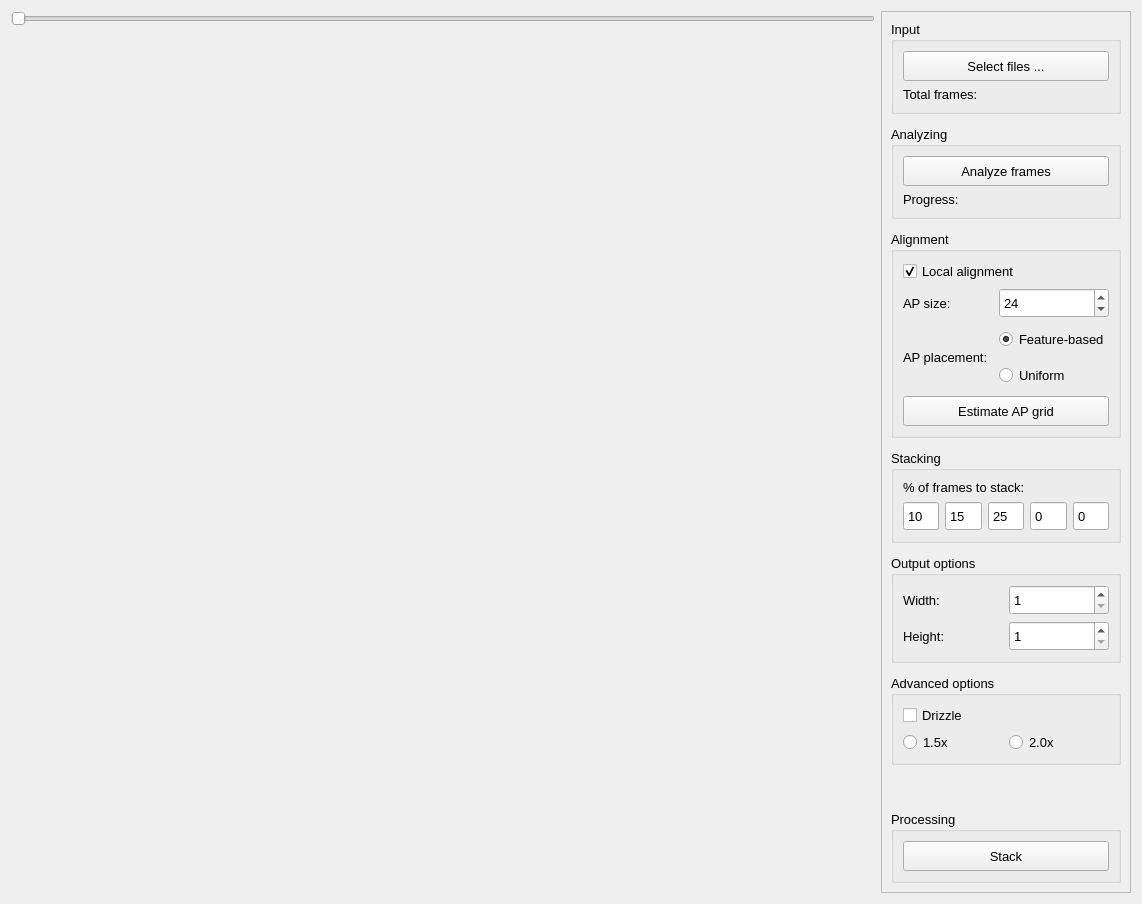
Above: source/pages/stackpage/stackpage.ui from aiphae/proxima before the change. Below: the same form after it.
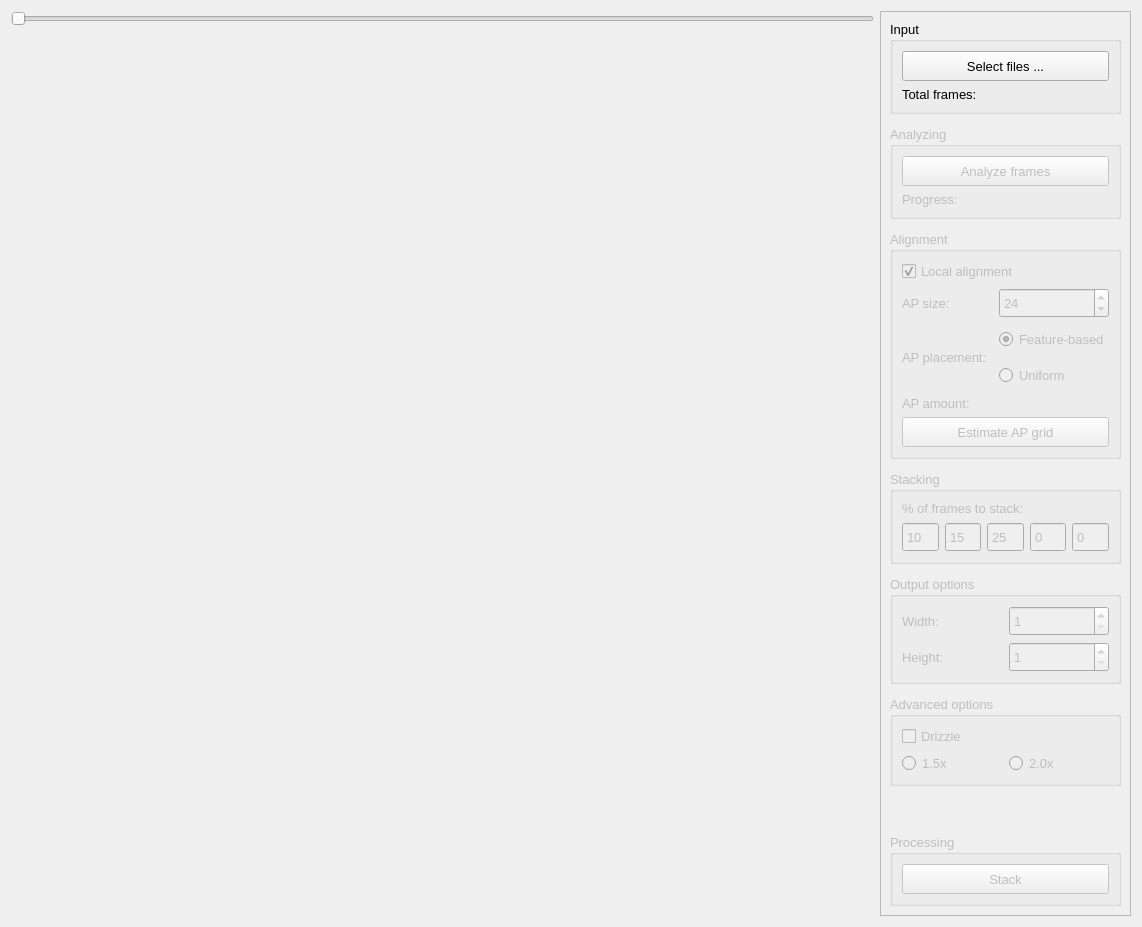
That is the form after the change.

The edit to the form file:
```diff
--- a/source/pages/stackpage/stackpage.ui
+++ b/source/pages/stackpage/stackpage.ui
@@ -7,7 +7,7 @@
     <x>0</x>
     <y>0</y>
     <width>1142</width>
-    <height>904</height>
+    <height>927</height>
    </rect>
   </property>
   <property name="font">
@@ -54,8 +54,138 @@
       <property name="verticalSpacing">
        <number>12</number>
       </property>
+      <item row="4" column="0">
+       <widget class="QGroupBox" name="stackOptionsGroupBox">
+        <property name="enabled">
+         <bool>false</bool>
+        </property>
+        <property name="title">
+         <string>Stacking</string>
+        </property>
+        <property name="flat">
+         <bool>true</bool>
+        </property>
+        <layout class="QGridLayout" name="gridLayout_7">
+         <item row="1" column="3">
+          <widget class="QSpinBox" name="percentToStackSpinBox4">
+           <property name="minimumSize">
+            <size>
+             <width>0</width>
+             <height>30</height>
+            </size>
+           </property>
+           <property name="buttonSymbols">
+            <enum>QAbstractSpinBox::ButtonSymbols::NoButtons</enum>
+           </property>
+          </widget>
+         </item>
+         <item row="1" column="1">
+          <widget class="QSpinBox" name="percentToStackSpinBox2">
+           <property name="minimumSize">
+            <size>
+             <width>0</width>
+             <height>30</height>
+            </size>
+           </property>
+           <property name="buttonSymbols">
+            <enum>QAbstractSpinBox::ButtonSymbols::NoButtons</enum>
+           </property>
+           <property name="value">
+            <number>15</number>
+           </property>
+          </widget>
+         </item>
+         <item row="1" column="0">
+          <widget class="QSpinBox" name="percentToStackSpinBox1">
+           <property name="minimumSize">
+            <size>
+             <width>0</width>
+             <height>30</height>
+            </size>
+           </property>
+           <property name="frame">
+            <bool>true</bool>
+           </property>
+           <property name="buttonSymbols">
+            <enum>QAbstractSpinBox::ButtonSymbols::NoButtons</enum>
+           </property>
+           <property name="value">
+            <number>10</number>
+           </property>
+          </widget>
+         </item>
+         <item row="1" column="2">
+          <widget class="QSpinBox" name="percentToStackSpinBox3">
+           <property name="minimumSize">
+            <size>
+             <width>0</width>
+             <height>30</height>
+            </size>
+           </property>
+           <property name="buttonSymbols">
+            <enum>QAbstractSpinBox::ButtonSymbols::NoButtons</enum>
+           </property>
+           <property name="value">
+            <number>25</number>
+           </property>
+          </widget>
+         </item>
+         <item row="1" column="4">
+          <widget class="QSpinBox" name="percentToStackSpinBox5">
+           <property name="minimumSize">
+            <size>
+             <width>0</width>
+             <height>30</height>
+            </size>
+           </property>
+           <property name="buttonSymbols">
+            <enum>QAbstractSpinBox::ButtonSymbols::NoButtons</enum>
+           </property>
+          </widget>
+         </item>
+         <item row="0" column="0" colspan="5">
+          <widget class="QLabel" name="percentToStackLabel">
+           <property name="text">
+            <string>% of frames to stack:</string>
+           </property>
+          </widget>
+         </item>
+        </layout>
+       </widget>
+      </item>
+      <item row="8" column="0">
+       <widget class="QGroupBox" name="processingGroupBox">
+        <property name="enabled">
+         <bool>false</bool>
+        </property>
+        <property name="title">
+         <string>Processing</string>
+        </property>
+        <property name="flat">
+         <bool>true</bool>
+        </property>
+        <layout class="QGridLayout" name="gridLayout_4">
+         <item row="0" column="0" colspan="2">
+          <widget class="QPushButton" name="stackPushButton">
+           <property name="minimumSize">
+            <size>
+             <width>0</width>
+             <height>30</height>
+            </size>
+           </property>
+           <property name="text">
+            <string>Stack</string>
+           </property>
+          </widget>
+         </item>
+        </layout>
+       </widget>
+      </item>
       <item row="2" column="0">
        <widget class="QGroupBox" name="alignmentGroupBox">
+        <property name="enabled">
+         <bool>false</bool>
+        </property>
         <property name="title">
          <string>Alignment</string>
         </property>
@@ -63,35 +193,6 @@
          <bool>true</bool>
         </property>
         <layout class="QGridLayout" name="gridLayout_6">
-         <item row="6" column="0" colspan="2">
-          <widget class="QPushButton" name="estimateAPGridPushButton">
-           <property name="minimumSize">
-            <size>
-             <width>0</width>
-             <height>30</height>
-            </size>
-           </property>
-           <property name="text">
-            <string>Estimate AP grid</string>
-           </property>
-          </widget>
-         </item>
-         <item row="2" column="1">
-          <widget class="QRadioButton" name="featureBasedApPlacement">
-           <property name="minimumSize">
-            <size>
-             <width>0</width>
-             <height>30</height>
-            </size>
-           </property>
-           <property name="text">
-            <string>Feature-based</string>
-           </property>
-           <property name="checked">
-            <bool>true</bool>
-           </property>
-          </widget>
-         </item>
          <item row="0" column="0" colspan="2">
           <widget class="QCheckBox" name="localAlignmentCheckBox">
            <property name="text">
@@ -102,22 +203,66 @@
            </property>
           </widget>
          </item>
-         <item row="2" column="0" rowspan="2">
+         <item row="2" column="0" rowspan="2" colspan="2">
+          <widget class="QFrame" name="localAlignmentFrame">
+           <property name="frameShape">
+            <enum>QFrame::Shape::NoFrame</enum>
+           </property>
+           <property name="frameShadow">
+            <enum>QFrame::Shadow::Raised</enum>
+           </property>
+           <layout class="QGridLayout" name="gridLayout_10">
+            <property name="leftMargin">
+             <number>0</number>
+            </property>
+            <property name="topMargin">
+             <number>0</number>
+            </property>
+            <property name="rightMargin">
+             <number>0</number>
+            </property>
+            <property name="bottomMargin">
+             <number>0</number>
+            </property>
+            <item row="2" column="3">
+             <widget class="QRadioButton" name="uniformBasedApPlacement">
+              <property name="minimumSize">
+               <size>
+                <width>0</width>
+                <height>30</height>
+               </size>
+              </property>
+              <property name="text">
+               <string>Uniform</string>
+              </property>
+              <property name="checked">
+               <bool>false</bool>
+              </property>
+             </widget>
+            </item>
+            <item row="3" column="3">
+             <widget class="QLabel" name="apAmountEdit">
+              <property name="text">
+               <string/>
+              </property>
+             </widget>
+            </item>
+            <item row="1" column="1" rowspan="2">
           <widget class="QLabel" name="apPlacementLabel">
            <property name="text">
             <string>AP placement:</string>
            </property>
           </widget>
          </item>
-         <item row="1" column="0">
+            <item row="0" column="1">
           <widget class="QLabel" name="apSizeLabel">
            <property name="text">
             <string>AP size:</string>
            </property>
           </widget>
          </item>
-         <item row="3" column="1">
-          <widget class="QRadioButton" name="uniformBasedApPlacement">
+            <item row="1" column="3">
+             <widget class="QRadioButton" name="featureBasedApPlacement">
            <property name="minimumSize">
             <size>
              <width>0</width>
@@ -125,15 +270,15 @@
             </size>
            </property>
            <property name="text">
-            <string>Uniform</string>
+               <string>Feature-based</string>
            </property>
            <property name="checked">
-            <bool>false</bool>
+               <bool>true</bool>
            </property>
           </widget>
          </item>
-         <item row="1" column="1">
-          <widget class="QSpinBox" name="apSixeSpinBox">
+            <item row="0" column="3">
+             <widget class="QSpinBox" name="apSizeSpinBox">
            <property name="minimumSize">
             <size>
              <width>0</width>
@@ -151,34 +296,15 @@
            </property>
           </widget>
          </item>
-        </layout>
-       </widget>
-      </item>
-      <item row="1" column="0">
-       <widget class="QGroupBox" name="analyzingGroupBox">
-        <property name="title">
-         <string>Analyzing</string>
-        </property>
-        <property name="flat">
-         <bool>true</bool>
-        </property>
-        <layout class="QGridLayout" name="gridLayout_5">
-         <item row="1" column="0">
-          <widget class="QLabel" name="analyzingProgressLabel">
+            <item row="3" column="1">
+             <widget class="QLabel" name="apAmountLabel">
            <property name="text">
-            <string>Progress:</string>
+               <string>AP amount:</string>
            </property>
           </widget>
          </item>
-         <item row="1" column="1">
-          <widget class="QLabel" name="analyzingProgressEdit">
-           <property name="text">
-            <string/>
-           </property>
-          </widget>
-         </item>
-         <item row="0" column="0" colspan="2">
-          <widget class="QPushButton" name="analyzeFramesPushButton">
+            <item row="4" column="1" colspan="3">
+             <widget class="QPushButton" name="estimateAPGridPushButton">
            <property name="minimumSize">
             <size>
              <width>0</width>
@@ -186,47 +312,11 @@
             </size>
            </property>
            <property name="text">
-            <string>Analyze frames</string>
+               <string>Estimate AP grid</string>
            </property>
           </widget>
          </item>
         </layout>
-       </widget>
-      </item>
-      <item row="0" column="0">
-       <widget class="QGroupBox" name="inputGroupBox">
-        <property name="title">
-         <string>Input</string>
-        </property>
-        <property name="flat">
-         <bool>true</bool>
-        </property>
-        <layout class="QGridLayout" name="gridLayout_3">
-         <item row="1" column="0">
-          <widget class="QLabel" name="totalFramesLabel">
-           <property name="text">
-            <string>Total frames:</string>
-           </property>
-          </widget>
-         </item>
-         <item row="1" column="1">
-          <widget class="QLabel" name="totalFramesEdit">
-           <property name="text">
-            <string/>
-           </property>
-          </widget>
-         </item>
-         <item row="0" column="0" colspan="2">
-          <widget class="QPushButton" name="selectFilesPushButton">
-           <property name="minimumSize">
-            <size>
-             <width>0</width>
-             <height>30</height>
-            </size>
-           </property>
-           <property name="text">
-            <string>Select files ...</string>
-           </property>
           </widget>
          </item>
         </layout>
@@ -234,6 +324,9 @@
       </item>
       <item row="5" column="0">
        <widget class="QGroupBox" name="outputOptionsGroupBox">
+        <property name="enabled">
+         <bool>false</bool>
+        </property>
         <property name="title">
          <string>Output options</string>
         </property>
@@ -290,113 +383,73 @@
         </layout>
        </widget>
       </item>
-      <item row="4" column="0">
-       <widget class="QGroupBox" name="stackOptionsGroupBox">
+      <item row="0" column="0">
+       <widget class="QGroupBox" name="inputGroupBox">
         <property name="title">
-         <string>Stacking</string>
+         <string>Input</string>
         </property>
         <property name="flat">
          <bool>true</bool>
         </property>
-        <layout class="QGridLayout" name="gridLayout_7">
-         <item row="1" column="3">
-          <widget class="QSpinBox" name="spinBox_4">
-           <property name="minimumSize">
-            <size>
-             <width>0</width>
-             <height>30</height>
-            </size>
-           </property>
-           <property name="buttonSymbols">
-            <enum>QAbstractSpinBox::ButtonSymbols::NoButtons</enum>
-           </property>
-          </widget>
-         </item>
-         <item row="1" column="1">
-          <widget class="QSpinBox" name="spinBox_2">
-           <property name="minimumSize">
-            <size>
-             <width>0</width>
-             <height>30</height>
-            </size>
-           </property>
-           <property name="buttonSymbols">
-            <enum>QAbstractSpinBox::ButtonSymbols::NoButtons</enum>
-           </property>
-           <property name="value">
-            <number>15</number>
-           </property>
-          </widget>
-         </item>
+        <layout class="QGridLayout" name="gridLayout_3">
          <item row="1" column="0">
-          <widget class="QSpinBox" name="spinBox">
-           <property name="minimumSize">
-            <size>
-             <width>0</width>
-             <height>30</height>
-            </size>
+          <widget class="QLabel" name="totalFramesLabel">
+           <property name="text">
+            <string>Total frames:</string>
            </property>
-           <property name="frame">
-            <bool>true</bool>
-           </property>
-           <property name="buttonSymbols">
-            <enum>QAbstractSpinBox::ButtonSymbols::NoButtons</enum>
-           </property>
-           <property name="value">
-            <number>10</number>
-           </property>
           </widget>
          </item>
-         <item row="1" column="2">
-          <widget class="QSpinBox" name="spinBox_3">
-           <property name="minimumSize">
-            <size>
-             <width>0</width>
-             <height>30</height>
-            </size>
+         <item row="1" column="1">
+          <widget class="QLabel" name="totalFramesEdit">
+           <property name="text">
+            <string/>
            </property>
-           <property name="buttonSymbols">
-            <enum>QAbstractSpinBox::ButtonSymbols::NoButtons</enum>
-           </property>
-           <property name="value">
-            <number>25</number>
-           </property>
           </widget>
          </item>
-         <item row="1" column="4">
-          <widget class="QSpinBox" name="spinBox_5">
+         <item row="0" column="0" colspan="2">
+          <widget class="QPushButton" name="selectFilesPushButton">
            <property name="minimumSize">
             <size>
              <width>0</width>
              <height>30</height>
             </size>
            </property>
-           <property name="buttonSymbols">
-            <enum>QAbstractSpinBox::ButtonSymbols::NoButtons</enum>
-           </property>
-          </widget>
-         </item>
-         <item row="0" column="0" colspan="5">
-          <widget class="QLabel" name="label">
            <property name="text">
-            <string>% of frames to stack:</string>
+            <string>Select files ...</string>
            </property>
           </widget>
          </item>
         </layout>
        </widget>
       </item>
-      <item row="8" column="0">
-       <widget class="QGroupBox" name="processingGroupBox">
+      <item row="1" column="0">
+       <widget class="QGroupBox" name="analyzingGroupBox">
+        <property name="enabled">
+         <bool>false</bool>
+        </property>
         <property name="title">
-         <string>Processing</string>
+         <string>Analyzing</string>
         </property>
         <property name="flat">
          <bool>true</bool>
         </property>
-        <layout class="QGridLayout" name="gridLayout_4">
+        <layout class="QGridLayout" name="gridLayout_5">
+         <item row="1" column="0">
+          <widget class="QLabel" name="analyzingProgressLabel">
+           <property name="text">
+            <string>Progress:</string>
+           </property>
+          </widget>
+         </item>
+         <item row="1" column="1">
+          <widget class="QLabel" name="analyzingProgressEdit">
+           <property name="text">
+            <string/>
+           </property>
+          </widget>
+         </item>
          <item row="0" column="0" colspan="2">
-          <widget class="QPushButton" name="stackPushButton">
+          <widget class="QPushButton" name="analyzeFramesPushButton">
            <property name="minimumSize">
             <size>
              <width>0</width>
@@ -404,7 +457,7 @@
             </size>
            </property>
            <property name="text">
-            <string>Stack</string>
+            <string>Analyze frames</string>
            </property>
           </widget>
          </item>
@@ -425,7 +478,10 @@
        </spacer>
       </item>
       <item row="6" column="0">
-       <widget class="QGroupBox" name="groupBox">
+       <widget class="QGroupBox" name="advancedOptionsGroupBox">
+        <property name="enabled">
+         <bool>false</bool>
+        </property>
         <property name="title">
          <string>Advanced options</string>
         </property>
@@ -434,21 +490,21 @@
         </property>
         <layout class="QGridLayout" name="gridLayout_9">
          <item row="1" column="0">
-          <widget class="QRadioButton" name="radioButton_3">
+          <widget class="QRadioButton" name="drizzle1_5xRadioButton">
            <property name="text">
             <string>1.5x</string>
            </property>
           </widget>
          </item>
          <item row="1" column="1">
-          <widget class="QRadioButton" name="radioButton_4">
+          <widget class="QRadioButton" name="drizzle2_0xRadioButton">
            <property name="text">
             <string>2.0x</string>
            </property>
           </widget>
          </item>
          <item row="0" column="0" colspan="2">
-          <widget class="QCheckBox" name="checkBox">
+          <widget class="QCheckBox" name="drizzleCheckBox">
            <property name="text">
             <string>Drizzle</string>
            </property>
```
Lines whose indentation alone changed are shown as unchanged.
